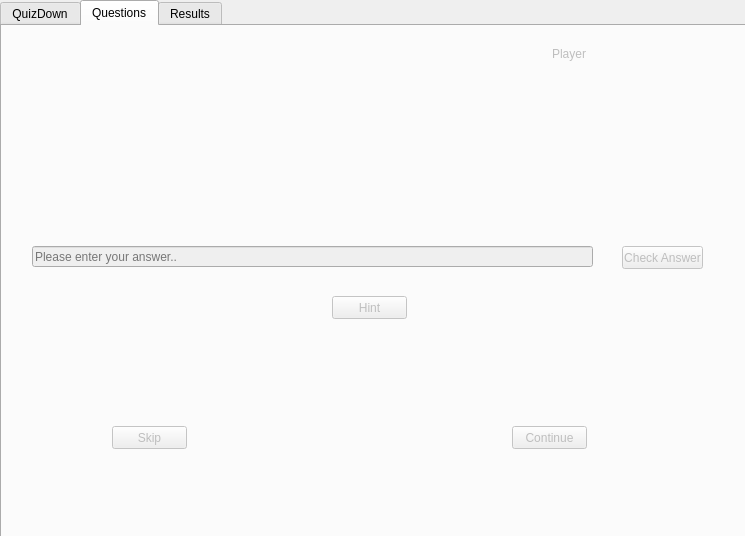
Siggnja/QuizDown, file QuizDown.ui: the form before one commit.
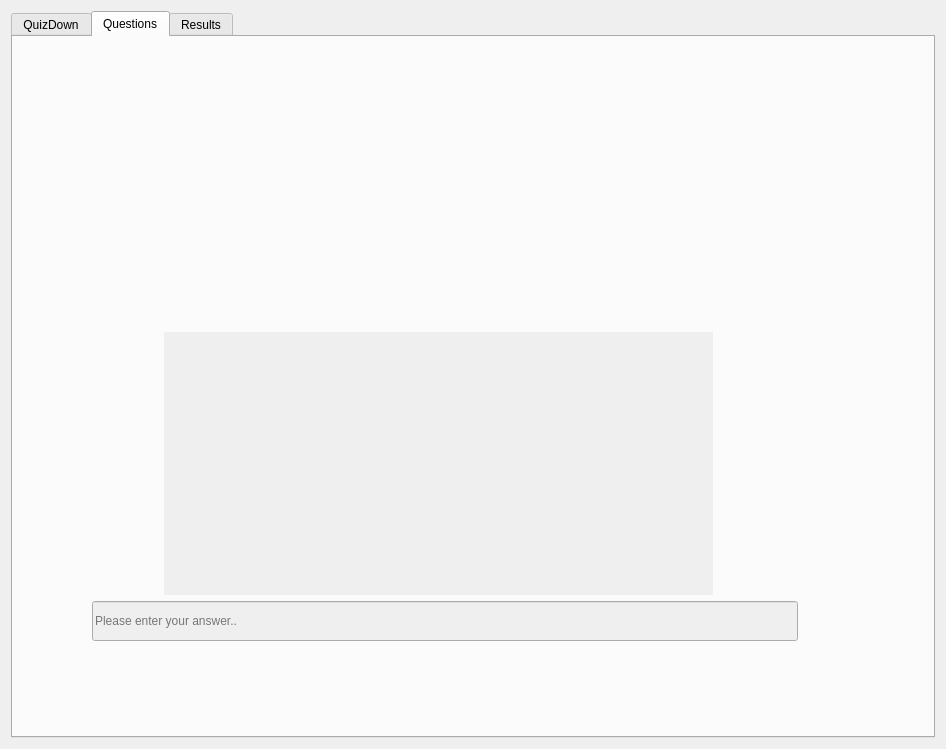
The form after the commit. The open tabs and pages were chosen to show the change. Icons and pictures are not drawn.

The edit to the form file:
```diff
--- a/QuizDown.ui
+++ b/QuizDown.ui
@@ -9,23 +9,17 @@
    <rect>
     <x>0</x>
     <y>0</y>
-    <width>745</width>
-    <height>536</height>
+    <width>946</width>
+    <height>749</height>
    </rect>
   </property>
   <property name="windowTitle">
    <string>QuizDown</string>
   </property>
-  <widget class="QWidget" name="gridLayoutWidget">
-   <property name="geometry">
-    <rect>
-     <x>0</x>
-     <y>0</y>
-     <width>751</width>
-     <height>541</height>
-    </rect>
-   </property>
-   <layout class="QGridLayout" name="gridLayout">
+  <property name="styleSheet">
+   <string notr="true">background-image: url(:/new/prefix1/Graphics/Background Clean.png);</string>
+  </property>
+  <layout class="QGridLayout" name="gridLayout_2">
     <item row="0" column="0">
      <widget class="QTabWidget" name="tabWidget">
       <property name="enabled">
@@ -41,114 +35,302 @@
        <attribute name="title">
         <string>QuizDown</string>
        </attribute>
+      <layout class="QGridLayout" name="gridLayout">
+       <item row="3" column="0">
+        <layout class="QHBoxLayout" name="horizontalLayout_5">
+         <item>
+          <spacer name="horizontalSpacer">
+           <property name="orientation">
+            <enum>Qt::Horizontal</enum>
+           </property>
+           <property name="sizeHint" stdset="0">
+            <size>
+             <width>40</width>
+             <height>20</height>
+            </size>
+           </property>
+          </spacer>
+         </item>
+         <item>
        <widget class="QPushButton" name="pushButton">
-        <property name="geometry">
-         <rect>
-          <x>520</x>
-          <y>460</y>
-          <width>111</width>
-          <height>41</height>
-         </rect>
+           <property name="enabled">
+            <bool>true</bool>
+           </property>
+           <property name="sizePolicy">
+            <sizepolicy hsizetype="Minimum" vsizetype="Fixed">
+             <horstretch>2</horstretch>
+             <verstretch>0</verstretch>
+            </sizepolicy>
+           </property>
+           <property name="maximumSize">
+            <size>
+             <width>150</width>
+             <height>16777215</height>
+            </size>
+           </property>
+           <property name="toolTipDuration">
+            <number>0</number>
+           </property>
+           <property name="autoFillBackground">
+            <bool>false</bool>
         </property>
         <property name="text">
-         <string>Start Quiz</string>
-        </property>
-       </widget>
-       <widget class="QComboBox" name="diff_combo">
-        <property name="geometry">
-         <rect>
-          <x>210</x>
-          <y>430</y>
-          <width>174</width>
+            <string/>
+           </property>
+           <property name="icon">
+            <iconset resource="myndir.qrc">
+             <normaloff>:/new/prefix1/Graphics/Start_quiz.png</normaloff>:/new/prefix1/Graphics/Start_quiz.png</iconset>
+           </property>
+           <property name="iconSize">
+            <size>
+             <width>150</width>
+             <height>75</height>
+            </size>
+           </property>
+           <property name="flat">
+            <bool>true</bool>
+           </property>
+          </widget>
+         </item>
+         <item>
+          <spacer name="horizontalSpacer_2">
+           <property name="orientation">
+            <enum>Qt::Horizontal</enum>
+           </property>
+           <property name="sizeHint" stdset="0">
+            <size>
+             <width>40</width>
           <height>20</height>
-         </rect>
-        </property>
-       </widget>
-       <widget class="QLabel" name="head_label">
-        <property name="geometry">
-         <rect>
-          <x>280</x>
-          <y>0</y>
-          <width>171</width>
-          <height>61</height>
-         </rect>
-        </property>
-        <property name="text">
-         <string>QuizDown</string>
-        </property>
-       </widget>
+            </size>
+           </property>
+          </spacer>
+         </item>
+        </layout>
+       </item>
+       <item row="1" column="0" colspan="2">
+        <layout class="QHBoxLayout" name="horizontalLayout_3">
+         <item>
+          <layout class="QVBoxLayout" name="verticalLayout">
+           <item>
+            <spacer name="verticalSpacer_2">
+             <property name="orientation">
+              <enum>Qt::Vertical</enum>
+             </property>
+             <property name="sizeHint" stdset="0">
+              <size>
+               <width>20</width>
+               <height>40</height>
+              </size>
+             </property>
+            </spacer>
+           </item>
+           <item alignment="Qt::AlignHCenter">
        <widget class="QLabel" name="quest_label">
-        <property name="geometry">
-         <rect>
-          <x>90</x>
-          <y>400</y>
-          <width>99</width>
-          <height>20</height>
-         </rect>
+             <property name="styleSheet">
+              <string notr="true">font: 14pt &quot;Gill Sans Ultra Bold&quot;;</string>
         </property>
         <property name="text">
          <string>Number of questions</string>
         </property>
        </widget>
+           </item>
+           <item alignment="Qt::AlignHCenter|Qt::AlignVCenter">
        <widget class="QComboBox" name="ques_combo">
-        <property name="geometry">
-         <rect>
-          <x>210</x>
-          <y>400</y>
-          <width>174</width>
-          <height>20</height>
-         </rect>
-        </property>
-       </widget>
-       <widget class="QLabel" name="cata_label">
-        <property name="geometry">
-         <rect>
-          <x>88</x>
-          <y>370</y>
-          <width>111</width>
-          <height>20</height>
-         </rect>
-        </property>
-        <property name="text">
-         <string>Categories</string>
-        </property>
-       </widget>
-       <widget class="QLabel" name="info_label">
-        <property name="geometry">
-         <rect>
-          <x>90</x>
-          <y>50</y>
-          <width>131</width>
-          <height>121</height>
-         </rect>
-        </property>
-        <property name="text">
-         <string>Description here....</string>
-        </property>
-       </widget>
+             <property name="maximumSize">
+              <size>
+               <width>100</width>
+               <height>16777215</height>
+              </size>
+             </property>
+             <property name="styleSheet">
+              <string notr="true">font: 12pt &quot;Arial Rounded MT Bold&quot;;</string>
+             </property>
+            </widget>
+           </item>
+           <item>
+            <spacer name="verticalSpacer">
+             <property name="orientation">
+              <enum>Qt::Vertical</enum>
+             </property>
+             <property name="sizeHint" stdset="0">
+              <size>
+               <width>20</width>
+               <height>40</height>
+              </size>
+             </property>
+            </spacer>
+           </item>
+          </layout>
+         </item>
+         <item>
+          <layout class="QVBoxLayout" name="verticalLayout_2">
+           <item>
+            <spacer name="verticalSpacer_4">
+             <property name="orientation">
+              <enum>Qt::Vertical</enum>
+             </property>
+             <property name="sizeHint" stdset="0">
+              <size>
+               <width>20</width>
+               <height>40</height>
+              </size>
+             </property>
+            </spacer>
+           </item>
+           <item alignment="Qt::AlignHCenter">
        <widget class="QLabel" name="dif_label">
-        <property name="geometry">
-         <rect>
-          <x>90</x>
-          <y>430</y>
-          <width>99</width>
-          <height>20</height>
-         </rect>
+             <property name="styleSheet">
+              <string notr="true">font: 14pt &quot;Gill Sans Ultra Bold&quot;;</string>
         </property>
         <property name="text">
          <string>Difficulty</string>
         </property>
        </widget>
+           </item>
+           <item alignment="Qt::AlignHCenter|Qt::AlignVCenter">
+            <widget class="QComboBox" name="diff_combo">
+             <property name="minimumSize">
+              <size>
+               <width>150</width>
+               <height>0</height>
+              </size>
+             </property>
+             <property name="maximumSize">
+              <size>
+               <width>300</width>
+               <height>16777215</height>
+              </size>
+             </property>
+             <property name="styleSheet">
+              <string notr="true">font: 12pt &quot;Arial Rounded MT Bold&quot;;</string>
+             </property>
+            </widget>
+           </item>
+           <item>
+            <spacer name="verticalSpacer_3">
+             <property name="orientation">
+              <enum>Qt::Vertical</enum>
+             </property>
+             <property name="sizeHint" stdset="0">
+              <size>
+               <width>20</width>
+               <height>40</height>
+              </size>
+             </property>
+            </spacer>
+           </item>
+          </layout>
+         </item>
+         <item>
+          <layout class="QVBoxLayout" name="verticalLayout_3">
+           <item>
+            <spacer name="verticalSpacer_6">
+             <property name="orientation">
+              <enum>Qt::Vertical</enum>
+             </property>
+             <property name="sizeHint" stdset="0">
+              <size>
+               <width>20</width>
+               <height>40</height>
+              </size>
+             </property>
+            </spacer>
+           </item>
+           <item alignment="Qt::AlignHCenter">
+            <widget class="QLabel" name="cata_label">
+             <property name="styleSheet">
+              <string notr="true">font: 14pt &quot;Gill Sans Ultra Bold&quot;;</string>
+             </property>
+             <property name="text">
+              <string>Category</string>
+             </property>
+            </widget>
+           </item>
+           <item alignment="Qt::AlignHCenter">
        <widget class="QComboBox" name="cata_combo">
-        <property name="geometry">
-         <rect>
-          <x>210</x>
-          <y>370</y>
-          <width>174</width>
-          <height>20</height>
-         </rect>
-        </property>
-       </widget>
+             <property name="minimumSize">
+              <size>
+               <width>150</width>
+               <height>0</height>
+              </size>
+             </property>
+             <property name="maximumSize">
+              <size>
+               <width>200</width>
+               <height>16777215</height>
+              </size>
+             </property>
+             <property name="styleSheet">
+              <string notr="true">font: 12pt &quot;Arial Rounded MT Bold&quot;;</string>
+             </property>
+            </widget>
+           </item>
+           <item>
+            <spacer name="verticalSpacer_5">
+             <property name="orientation">
+              <enum>Qt::Vertical</enum>
+             </property>
+             <property name="sizeHint" stdset="0">
+              <size>
+               <width>20</width>
+               <height>40</height>
+              </size>
+             </property>
+            </spacer>
+           </item>
+          </layout>
+         </item>
+        </layout>
+       </item>
+       <item row="4" column="0">
+        <spacer name="verticalSpacer_7">
+         <property name="orientation">
+          <enum>Qt::Vertical</enum>
+         </property>
+         <property name="sizeType">
+          <enum>QSizePolicy::Fixed</enum>
+         </property>
+         <property name="sizeHint" stdset="0">
+          <size>
+           <width>20</width>
+           <height>70</height>
+          </size>
+         </property>
+        </spacer>
+       </item>
+       <item row="2" column="0">
+        <spacer name="verticalSpacer_11">
+         <property name="orientation">
+          <enum>Qt::Vertical</enum>
+         </property>
+         <property name="sizeType">
+          <enum>QSizePolicy::Fixed</enum>
+         </property>
+         <property name="sizeHint" stdset="0">
+          <size>
+           <width>10</width>
+           <height>30</height>
+          </size>
+         </property>
+        </spacer>
+       </item>
+       <item row="0" column="0">
+        <widget class="QLabel" name="label_2">
+         <property name="minimumSize">
+          <size>
+           <width>0</width>
+           <height>250</height>
+          </size>
+         </property>
+         <property name="styleSheet">
+          <string notr="true">image: url(:/new/prefix1/Graphics/Logo2.png);</string>
+         </property>
+         <property name="text">
+          <string/>
+         </property>
+        </widget>
+       </item>
+      </layout>
       </widget>
       <widget class="QWidget" name="quest_tab">
        <property name="enabled">
@@ -157,97 +339,357 @@
        <attribute name="title">
         <string>Questions</string>
        </attribute>
-       <widget class="QLabel" name="tab_quest_label">
-        <property name="geometry">
-         <rect>
-          <x>30</x>
-          <y>80</y>
-          <width>671</width>
-          <height>121</height>
-         </rect>
+      <layout class="QGridLayout" name="gridLayout_3">
+       <item row="0" column="5">
+        <widget class="QLabel" name="Player_1">
+         <property name="maximumSize">
+          <size>
+           <width>100</width>
+           <height>100</height>
+          </size>
         </property>
         <property name="text">
          <string/>
         </property>
-       </widget>
-       <widget class="QLabel" name="player_label">
-        <property name="geometry">
-         <rect>
-          <x>550</x>
-          <y>20</y>
-          <width>71</width>
-          <height>16</height>
-         </rect>
-        </property>
-        <property name="text">
-         <string>Player</string>
-        </property>
-       </widget>
+         <property name="pixmap">
+          <pixmap resource="myndir.qrc">:/new/prefix1/Graphics/player 1.png</pixmap>
+         </property>
+         <property name="scaledContents">
+          <bool>true</bool>
+         </property>
+        </widget>
+       </item>
+       <item row="0" column="3">
+        <spacer name="verticalSpacer_10">
+         <property name="orientation">
+          <enum>Qt::Vertical</enum>
+         </property>
+         <property name="sizeType">
+          <enum>QSizePolicy::Fixed</enum>
+         </property>
+         <property name="sizeHint" stdset="0">
+          <size>
+           <width>20</width>
+           <height>280</height>
+          </size>
+         </property>
+        </spacer>
+       </item>
+       <item row="2" column="0" rowspan="2" colspan="7">
+        <layout class="QHBoxLayout" name="horizontalLayout_2">
+         <property name="rightMargin">
+          <number>0</number>
+         </property>
+         <property name="bottomMargin">
+          <number>0</number>
+         </property>
+         <item>
+          <spacer name="horizontalSpacer_5">
+           <property name="orientation">
+            <enum>Qt::Horizontal</enum>
+           </property>
+           <property name="sizeType">
+            <enum>QSizePolicy::Fixed</enum>
+           </property>
+           <property name="sizeHint" stdset="0">
+            <size>
+             <width>70</width>
+             <height>20</height>
+            </size>
+           </property>
+          </spacer>
+         </item>
+         <item>
        <widget class="QLineEdit" name="ans_lineEdit">
-        <property name="geometry">
-         <rect>
-          <x>30</x>
-          <y>220</y>
-          <width>561</width>
-          <height>21</height>
-         </rect>
+           <property name="minimumSize">
+            <size>
+             <width>0</width>
+             <height>40</height>
+            </size>
+           </property>
+           <property name="styleSheet">
+            <string notr="true">font: 18pt &quot;Gadugi&quot;;</string>
         </property>
         <property name="placeholderText">
          <string>Please enter your answer..</string>
         </property>
        </widget>
-       <widget class="QPushButton" name="hint_button">
-        <property name="geometry">
-         <rect>
-          <x>330</x>
-          <y>270</y>
-          <width>75</width>
-          <height>23</height>
-         </rect>
-        </property>
-        <property name="text">
-         <string>Hint</string>
-        </property>
-       </widget>
+         </item>
+         <item>
+          <spacer name="horizontalSpacer_6">
+           <property name="orientation">
+            <enum>Qt::Horizontal</enum>
+           </property>
+           <property name="sizeType">
+            <enum>QSizePolicy::Fixed</enum>
+           </property>
+           <property name="sizeHint" stdset="0">
+            <size>
+             <width>40</width>
+             <height>20</height>
+            </size>
+           </property>
+          </spacer>
+         </item>
+         <item>
+          <widget class="QPushButton" name="check_answer_button">
+           <property name="icon">
+            <iconset resource="myndir.qrc">
+             <normaloff>:/new/prefix1/Graphics/Check_answer.png</normaloff>:/new/prefix1/Graphics/Check_answer.png</iconset>
+           </property>
+           <property name="iconSize">
+            <size>
+             <width>55</width>
+             <height>55</height>
+            </size>
+           </property>
+           <property name="flat">
+            <bool>true</bool>
+           </property>
+          </widget>
+         </item>
+         <item>
+          <spacer name="horizontalSpacer_10">
+           <property name="orientation">
+            <enum>Qt::Horizontal</enum>
+           </property>
+           <property name="sizeType">
+            <enum>QSizePolicy::Fixed</enum>
+           </property>
+           <property name="sizeHint" stdset="0">
+            <size>
+             <width>40</width>
+             <height>20</height>
+            </size>
+           </property>
+          </spacer>
+         </item>
+        </layout>
+       </item>
+       <item row="5" column="0" rowspan="3" colspan="7">
+        <layout class="QHBoxLayout" name="horizontalLayout">
+         <item>
+          <spacer name="horizontalSpacer_12">
+           <property name="orientation">
+            <enum>Qt::Horizontal</enum>
+           </property>
+           <property name="sizeType">
+            <enum>QSizePolicy::Fixed</enum>
+           </property>
+           <property name="sizeHint" stdset="0">
+            <size>
+             <width>40</width>
+             <height>20</height>
+            </size>
+           </property>
+          </spacer>
+         </item>
+         <item>
        <widget class="QPushButton" name="skip_button">
-        <property name="geometry">
-         <rect>
-          <x>110</x>
-          <y>400</y>
-          <width>75</width>
-          <height>23</height>
-         </rect>
-        </property>
         <property name="text">
-         <string>Skip</string>
-        </property>
-       </widget>
+            <string/>
+           </property>
+           <property name="icon">
+            <iconset resource="myndir.qrc">
+             <normaloff>:/new/prefix1/Graphics/skip_question.png</normaloff>:/new/prefix1/Graphics/skip_question.png</iconset>
+           </property>
+           <property name="iconSize">
+            <size>
+             <width>100</width>
+             <height>50</height>
+            </size>
+           </property>
+           <property name="flat">
+            <bool>true</bool>
+           </property>
+          </widget>
+         </item>
+         <item>
+          <spacer name="horizontalSpacer_3">
+           <property name="orientation">
+            <enum>Qt::Horizontal</enum>
+           </property>
+           <property name="sizeHint" stdset="0">
+            <size>
+             <width>40</width>
+             <height>20</height>
+            </size>
+           </property>
+          </spacer>
+         </item>
+         <item>
        <widget class="QPushButton" name="cont_button">
-        <property name="geometry">
-         <rect>
-          <x>510</x>
-          <y>400</y>
-          <width>75</width>
-          <height>23</height>
-         </rect>
-        </property>
+           <property name="text">
+            <string/>
+           </property>
+           <property name="icon">
+            <iconset resource="myndir.qrc">
+             <normaloff>:/new/prefix1/Graphics/next_question.png</normaloff>:/new/prefix1/Graphics/next_question.png</iconset>
+           </property>
+           <property name="iconSize">
+            <size>
+             <width>100</width>
+             <height>50</height>
+            </size>
+           </property>
+           <property name="flat">
+            <bool>true</bool>
+           </property>
+          </widget>
+         </item>
+         <item>
+          <spacer name="horizontalSpacer_11">
+           <property name="orientation">
+            <enum>Qt::Horizontal</enum>
+           </property>
+           <property name="sizeType">
+            <enum>QSizePolicy::Fixed</enum>
+           </property>
+           <property name="sizeHint" stdset="0">
+            <size>
+             <width>40</width>
+             <height>20</height>
+            </size>
+           </property>
+          </spacer>
+         </item>
+        </layout>
+       </item>
+       <item row="8" column="3">
+        <spacer name="verticalSpacer_8">
+         <property name="orientation">
+          <enum>Qt::Vertical</enum>
+         </property>
+         <property name="sizeType">
+          <enum>QSizePolicy::Fixed</enum>
+         </property>
+         <property name="sizeHint" stdset="0">
+          <size>
+           <width>15</width>
+           <height>30</height>
+          </size>
+         </property>
+        </spacer>
+       </item>
+       <item row="4" column="3">
+        <widget class="QPushButton" name="hint_button">
         <property name="text">
-         <string>Continue</string>
-        </property>
-       </widget>
-       <widget class="QPushButton" name="check_answer_button">
-        <property name="geometry">
-         <rect>
-          <x>620</x>
-          <y>220</y>
-          <width>81</width>
-          <height>23</height>
-         </rect>
-        </property>
+          <string/>
+         </property>
+         <property name="icon">
+          <iconset resource="myndir.qrc">
+           <normaloff>:/new/prefix1/Graphics/Hint_button.png</normaloff>:/new/prefix1/Graphics/Hint_button.png</iconset>
+         </property>
+         <property name="iconSize">
+          <size>
+           <width>40</width>
+           <height>40</height>
+          </size>
+         </property>
+         <property name="flat">
+          <bool>true</bool>
+         </property>
+        </widget>
+       </item>
+       <item row="4" column="0" colspan="3">
+        <spacer name="horizontalSpacer_13">
+         <property name="orientation">
+          <enum>Qt::Horizontal</enum>
+         </property>
+         <property name="sizeType">
+          <enum>QSizePolicy::Fixed</enum>
+         </property>
+         <property name="sizeHint" stdset="0">
+          <size>
+           <width>420</width>
+           <height>20</height>
+          </size>
+         </property>
+        </spacer>
+       </item>
+       <item row="0" column="6">
+        <spacer name="horizontalSpacer_7">
+         <property name="orientation">
+          <enum>Qt::Horizontal</enum>
+         </property>
+         <property name="sizeHint" stdset="0">
+          <size>
+           <width>40</width>
+           <height>20</height>
+          </size>
+         </property>
+        </spacer>
+       </item>
+       <item row="4" column="4" colspan="3">
+        <spacer name="horizontalSpacer_14">
+         <property name="orientation">
+          <enum>Qt::Horizontal</enum>
+         </property>
+         <property name="sizeType">
+          <enum>QSizePolicy::Fixed</enum>
+         </property>
+         <property name="sizeHint" stdset="0">
+          <size>
+           <width>420</width>
+           <height>20</height>
+          </size>
+         </property>
+        </spacer>
+       </item>
+       <item row="0" column="4">
+        <spacer name="horizontalSpacer_4">
+         <property name="orientation">
+          <enum>Qt::Horizontal</enum>
+         </property>
+         <property name="sizeHint" stdset="0">
+          <size>
+           <width>40</width>
+           <height>20</height>
+          </size>
+         </property>
+        </spacer>
+       </item>
+       <item row="1" column="1" colspan="5">
+        <widget class="QTextBrowser" name="tab_quest_label">
+         <property name="styleSheet">
+          <string notr="true">font: 18pt &quot;Gadugi&quot;;
+background-image: url(:/new/prefix1/Graphics/Background Grey.png);</string>
+         </property>
+         <property name="frameShape">
+          <enum>QFrame::NoFrame</enum>
+         </property>
+         <property name="html">
+          <string>&lt;!DOCTYPE HTML PUBLIC &quot;-//W3C//DTD HTML 4.0//EN&quot; &quot;http://www.w3.org/TR/REC-html40/strict.dtd&quot;&gt;
+&lt;html&gt;&lt;head&gt;&lt;meta name=&quot;qrichtext&quot; content=&quot;1&quot; /&gt;&lt;style type=&quot;text/css&quot;&gt;
+p, li { white-space: pre-wrap; }
+&lt;/style&gt;&lt;/head&gt;&lt;body style=&quot; font-family:'Gadugi'; font-size:18pt; font-weight:400; font-style:normal;&quot;&gt;
+&lt;p style=&quot;-qt-paragraph-type:empty; margin-top:0px; margin-bottom:0px; margin-left:0px; margin-right:0px; -qt-block-indent:0; text-indent:0px;&quot;&gt;&lt;br /&gt;&lt;/p&gt;&lt;/body&gt;&lt;/html&gt;</string>
+         </property>
+         <property name="cursorWidth">
+          <number>1</number>
+         </property>
+         <property name="placeholderText">
+          <string/>
+         </property>
+        </widget>
+       </item>
+       <item row="0" column="0" colspan="3">
+        <widget class="QLabel" name="label">
+         <property name="maximumSize">
+          <size>
+           <width>16777215</width>
+           <height>225</height>
+          </size>
+         </property>
+         <property name="styleSheet">
+          <string notr="true">image: url(:/new/prefix1/Graphics/Logo2.png);</string>
+         </property>
         <property name="text">
-         <string>Check Answer</string>
-        </property>
-       </widget>
+          <string/>
+         </property>
+        </widget>
+       </item>
+      </layout>
       </widget>
       <widget class="QWidget" name="results_tab">
        <property name="enabled">
@@ -287,7 +729,9 @@
     </item>
    </layout>
   </widget>
- </widget>
- <resources/>
+ <resources>
+  <include location="myndir.qrc"/>
+  <include location="../../../../../../../../.designer/backup/myndir.qrc"/>
+ </resources>
  <connections/>
 </ui>
```
Lines whose indentation alone changed are shown as unchanged.
